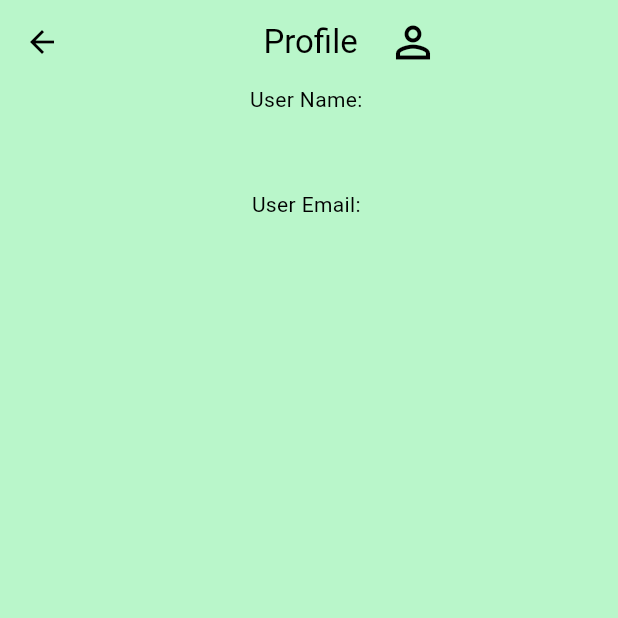
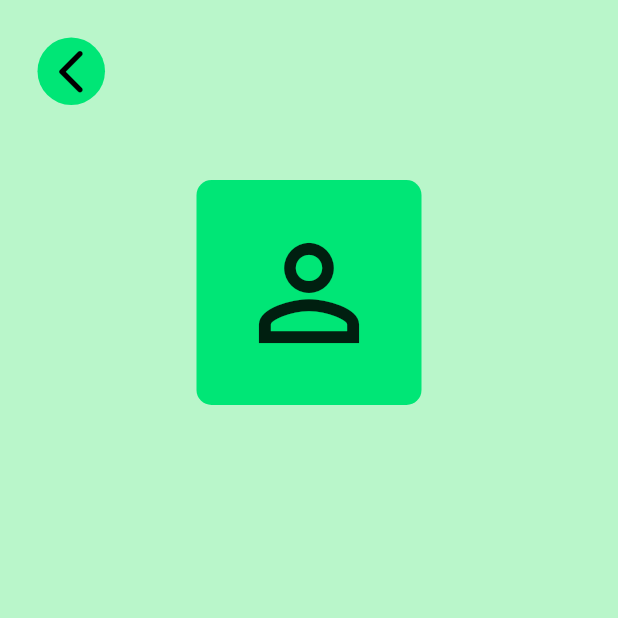
Before and after one commit to GrigoriSaki/fire_Exercise, a Flutter app: the ProfilePage screen opened by its route, on a phone screen of 412 x 824 dp, the top half of it. Run offline on Flutter 3.47's test engine with Material 3 defaults, Android fonts, the light colour scheme and no system bars; our stand-ins replace cloud_firestore, firebase_auth, firebase_core; accounts and stored records are empty.

```diff
--- /dev/null
+++ b/lib/components/myBackArrow.dart
@@ -0,0 +1,25 @@
+import 'package:flutter/material.dart';
+
+class Mybackarrow extends StatelessWidget {
+  const Mybackarrow({super.key});
+
+  @override
+  Widget build(BuildContext context) {
+    return GestureDetector(
+        onTap: () {
+          Navigator.pop(context);
+        },
+        child: Container(
+            decoration: BoxDecoration(
+                color: Theme.of(context).colorScheme.secondary,
+                shape: BoxShape.circle),
+            child: Padding(
+              padding: const EdgeInsets.all(5.0),
+              child: Icon(
+                Icons.arrow_back_ios_new_rounded,
+                color: Colors.black,
+                size: 35,
+              ),
+            )));
+  }
+}
--- a/lib/profilePage.dart
+++ b/lib/profilePage.dart
@@ -1,4 +1,5 @@
 import 'package:cloud_firestore/cloud_firestore.dart';
+import 'package:fire_exercises/components/myBackArrow.dart';
 import 'package:firebase_auth/firebase_auth.dart';
 import 'package:flutter/material.dart';
 
@@ -17,23 +18,6 @@ class ProfilePage extends StatelessWidget {
   @override
   Widget build(BuildContext context) {
     return Scaffold(
-      appBar: AppBar(
-        centerTitle: true,
-        automaticallyImplyLeading: true,
-        title: Row(
-          mainAxisAlignment: MainAxisAlignment.center,
-          children: [
-            Text('Profile'),
-            SizedBox(
-              width: 20,
-            ),
-            Icon(
-              Icons.person_outline,
-              size: 34,
-            ),
-          ],
-        ),
-      ),
       body: FutureBuilder<DocumentSnapshot<Map<String, dynamic>>>(
           future: getUserDetails(),
           builder: (context, snapshot) {
@@ -54,11 +38,46 @@ class ProfilePage extends StatelessWidget {
               return Center(
                 child: Column(
                   children: [
-                    Text('User Name: ${user['userName']}'),
+                    SizedBox(
+                      height: 25,
+                    ),
+                    Row(
+                      children: [
+                        SizedBox(
+                          width: 25,
+                        ),
+                        Mybackarrow(),
+                      ],
+                    ),
                     SizedBox(
                       height: 50,
                     ),
-                    Text("User Email: ${user['email']}")
+                    Container(
+                      height: 150,
+                      width: 150,
+                      decoration: BoxDecoration(
+                          borderRadius: BorderRadius.circular(10),
+                          color: Theme.of(context).colorScheme.secondary),
+                      child: Icon(Icons.person_outline, size: 100),
+                    ),
+                    SizedBox(
+                      height: 25,
+                    ),
+                    Text(
+                      ' ${user['userName']}',
+                      style:
+                          TextStyle(fontSize: 24, fontWeight: FontWeight.w500),
+                    ),
+                    SizedBox(
+                      height: 5,
+                    ),
+                    Text(
+                      "${user['email']}",
+                      style: TextStyle(
+                          fontSize: 19,
+                          fontWeight: FontWeight.w400,
+                          color: Colors.grey[600]),
+                    )
                   ],
                 ),
               );
--- a/lib/registerPage.dart
+++ b/lib/registerPage.dart
@@ -82,7 +82,7 @@ class _RegisterPageState extends State<RegisterPage> {
 
   //Create a user Document
   Future<void> createUserDocument(UserCredential userCredential) async {
-    if (userCredential != null && userCredential.user != null) {
+    if (userCredential.user != null) {
       await FirebaseFirestore.instance
           .collection('users')
           .doc(userCredential.user!.email)
```
Also changed, not shown: lib/firestoreService.dart (+10 -4 lines), lib/homePage.dart (+15 -3 lines), lib/usersPage.dart (+61 -15 lines).
